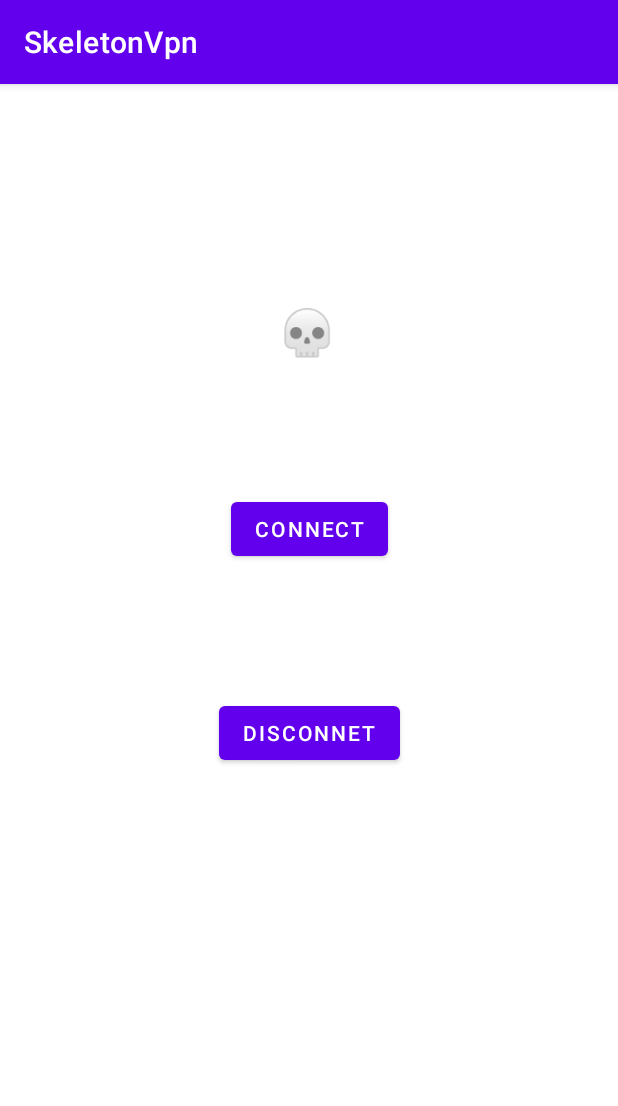
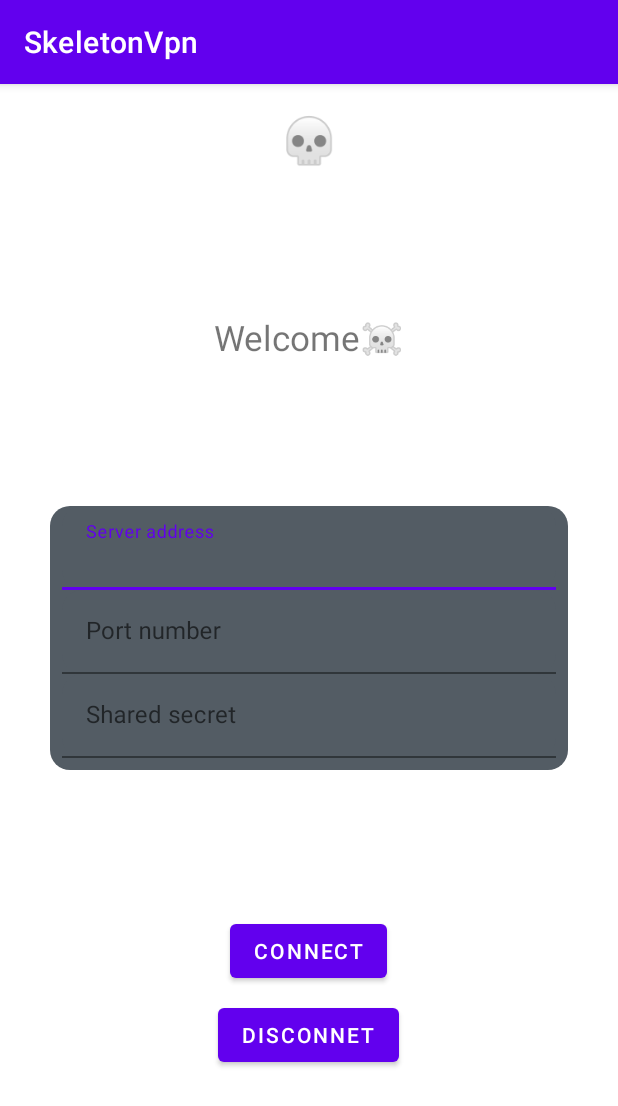
Before and after one commit to a-cyborg/skeletonVPN, an Android app: the screen it shows after launch (MainActivity), on a phone screen of 412 x 824 dp. Shown: the top 1106 px of the screen. Run offline under Robolectric (Android 15) with nearby library versions, the phone set to English and light mode, and no system bars.

Commit message:
UI: Add EditText to get the input from the user

```diff
--- /dev/null
+++ b/app/src/main/res/drawable/round_corner.xml
@@ -0,0 +1,7 @@
+<?xml version="1.0" encoding="utf-8"?>
+<shape xmlns:android="http://schemas.android.com/apk/res/android"
+    android:shape="rectangle"
+    android:padding="13dp">
+    <solid android:color="#535C64" />
+    <corners android:radius="13dp" />
+</shape>
--- a/app/src/main/res/layout/activity_main.xml
+++ b/app/src/main/res/layout/activity_main.xml
@@ -10,35 +10,114 @@
         android:id="@+id/header_textview"
         android:layout_width="wrap_content"
         android:layout_height="wrap_content"
-        android:layout_marginTop="144dp"
-        android:text="💀"
-        android:textSize="30dp"
-        app:layout_constraintBottom_toTopOf="@+id/connect_btn"
+        android:layout_marginTop="13dp"
+        android:text="@string/header_emoji"
+        android:textSize="30sp"
+        app:layout_constraintBottom_toTopOf="@+id/input_wrapper_layout"
         app:layout_constraintEnd_toEndOf="parent"
-        app:layout_constraintHorizontal_bias="0.498"
         app:layout_constraintStart_toStartOf="parent"
-        app:layout_constraintTop_toTopOf="parent" />
+        app:layout_constraintTop_toTopOf="parent"
+        app:layout_constraintVertical_bias="0.011" />
+
+    <TextView
+        android:id="@+id/dashboard_textview"
+        android:layout_width="match_parent"
+        android:layout_height="wrap_content"
+        android:gravity="center_horizontal"
+        android:scrollbars="vertical"
+        android:text="Welcome☠️"
+        android:textSize="23sp"
+        app:layout_constraintBottom_toTopOf="@id/input_wrapper_layout"
+        app:layout_constraintTop_toBottomOf="@+id/header_textview" />
+
+    <androidx.appcompat.widget.LinearLayoutCompat
+        android:id="@+id/input_wrapper_layout"
+        android:layout_width="match_parent"
+        android:layout_height="wrap_content"
+        android:layout_marginStart="33dp"
+        android:layout_marginEnd="33dp"
+        android:background="@drawable/round_corner"
+        android:orientation="vertical"
+        app:layout_constraintBottom_toTopOf="@+id/button_wrapper_layout"
+        app:layout_constraintEnd_toEndOf="parent"
+        app:layout_constraintStart_toStartOf="parent"
+        app:layout_constraintTop_toBottomOf="@+id/dashboard_textview">
+
+        <com.google.android.material.textfield.TextInputLayout
+            android:id="@+id/server_addr_input"
+            android:layout_width="match_parent"
+            android:layout_height="wrap_content"
+            android:layout_marginHorizontal="8dp">
+
+            <com.google.android.material.textfield.TextInputEditText
+                android:layout_width="match_parent"
+                android:layout_height="wrap_content"
+                android:background="@drawable/round_corner"
+                android:hint="@string/server_address"
+                android:inputType="numberDecimal"
+                android:maxLines="1" />
+        </com.google.android.material.textfield.TextInputLayout>
+
+        <com.google.android.material.textfield.TextInputLayout
+            android:id="@+id/port_num_input"
+            android:layout_width="match_parent"
+            android:layout_height="wrap_content"
+            android:layout_marginHorizontal="8dp">
+
+            <com.google.android.material.textfield.TextInputEditText
+                android:layout_width="match_parent"
+                android:layout_height="wrap_content"
+                android:background="@drawable/round_corner"
+                android:hint="@string/port_number"
+                android:inputType="numberDecimal"
+                android:maxLength="4"
+                android:maxLines="1" />
+        </com.google.android.material.textfield.TextInputLayout>
+
+        <com.google.android.material.textfield.TextInputLayout
+            android:id="@+id/shared_secret_input"
+            android:layout_width="match_parent"
+            android:layout_height="wrap_content"
+            android:layout_marginHorizontal="8dp"
+            android:layout_marginBottom="8dp">
+
+            <com.google.android.material.textfield.TextInputEditText
+                android:layout_width="match_parent"
+                android:layout_height="wrap_content"
+                android:background="@drawable/round_corner"
+                android:hint="@string/secret"
+                android:inputType="textPassword"
+                android:maxLines="1" />
+        </com.google.android.material.textfield.TextInputLayout>
+    </androidx.appcompat.widget.LinearLayoutCompat>
+
+    <androidx.appcompat.widget.LinearLayoutCompat
+        android:id="@+id/button_wrapper_layout"
+        android:layout_width="match_parent"
+        android:layout_height="wrap_content"
+        android:gravity="center_horizontal"
+        android:orientation="vertical"
+        android:layout_marginBottom="13dp"
+        app:layout_constraintBottom_toBottomOf="parent"
+        app:layout_constraintTop_toBottomOf="@+id/input_wrapper_layout">
 
         <Button
             android:id="@+id/connect_btn"
             android:layout_width="wrap_content"
             android:layout_height="wrap_content"
+            android:layout_marginBottom="8dp"
+            android:onClick="startVpnService"
             android:text="@string/connect"
-        android:onClick="startVpnService"
-        android:layout_marginTop="88dp"
-        app:layout_constraintTop_toBottomOf="@+id/header_textview"
             app:layout_constraintEnd_toEndOf="parent"
-        app:layout_constraintStart_toStartOf="parent"
-        app:layout_constraintBottom_toTopOf="@+id/disconnect_btn" />
+            app:layout_constraintStart_toStartOf="parent" />
 
         <Button
             android:id="@+id/disconnect_btn"
             android:layout_width="wrap_content"
             android:layout_height="wrap_content"
+            android:onClick="stopVpnService"
             android:text="@string/disconnect"
-        android:onClick="stopVpnService"
-        android:layout_marginTop="88dp"
-        app:layout_constraintTop_toBottomOf="@+id/connect_btn"
             app:layout_constraintEnd_toEndOf="parent"
             app:layout_constraintStart_toStartOf="parent" />
+    </androidx.appcompat.widget.LinearLayoutCompat>
 </androidx.constraintlayout.widget.ConstraintLayout>
--- a/app/src/main/res/values-night/themes.xml
+++ b/app/src/main/res/values-night/themes.xml
@@ -2,7 +2,7 @@
     <!-- Base application theme. -->
     <style name="Theme.SkeletonVpn" parent="Theme.MaterialComponents.DayNight.DarkActionBar">
         <!-- Primary brand color. -->
-        <item name="colorPrimary">@color/purple_200</item>
+        <item name="colorPrimary">#2191F3</item>
         <item name="colorPrimaryVariant">@color/purple_700</item>
         <item name="colorOnPrimary">@color/black</item>
         <!-- Secondary brand color. -->
@@ -12,5 +12,6 @@
         <!-- Status bar color. -->
         <item name="android:statusBarColor" tools:targetApi="l">?attr/colorPrimaryVariant</item>
         <!-- Customize your theme here. -->
+        <item name="android:textColorHint">@color/neon_green</item>
     </style>
 </resources>
--- a/app/src/main/res/values/colors.xml
+++ b/app/src/main/res/values/colors.xml
@@ -7,4 +7,5 @@
     <color name="teal_700">#FF018786</color>
     <color name="black">#FF000000</color>
     <color name="white">#FFFFFFFF</color>
+    <color name="neon_green">#FF5AFF00</color>
 </resources>
--- a/app/src/main/res/values/strings.xml
+++ b/app/src/main/res/values/strings.xml
@@ -8,4 +8,9 @@
     <string name="SkeletonVpn_is_disconnected">Skeleton vpn is disconnected.</string>
     <string name="check_your_network_connection_and_try_again">Please check your network connection and try again.</string>
     <string name="Error">An error occurred.</string>
+    <string name="header_emoji">💀</string>
+    <string name="pirate_emoji">☠</string>
+    <string name="server_address">Server address</string>
+    <string name="port_number">Port number</string>
+    <string name="secret">Shared secret</string>
 </resources>
--- a/app/src/main/res/values/themes.xml
+++ b/app/src/main/res/values/themes.xml
@@ -12,5 +12,6 @@
         <!-- Status bar color. -->
         <item name="android:statusBarColor" tools:targetApi="l">?attr/colorPrimaryVariant</item>
         <!-- Customize your theme here. -->
+        <item name="android:textColorHint">@color/neon_green</item>
     </style>
 </resources>
```
Lines whose indentation alone changed are shown as unchanged.
